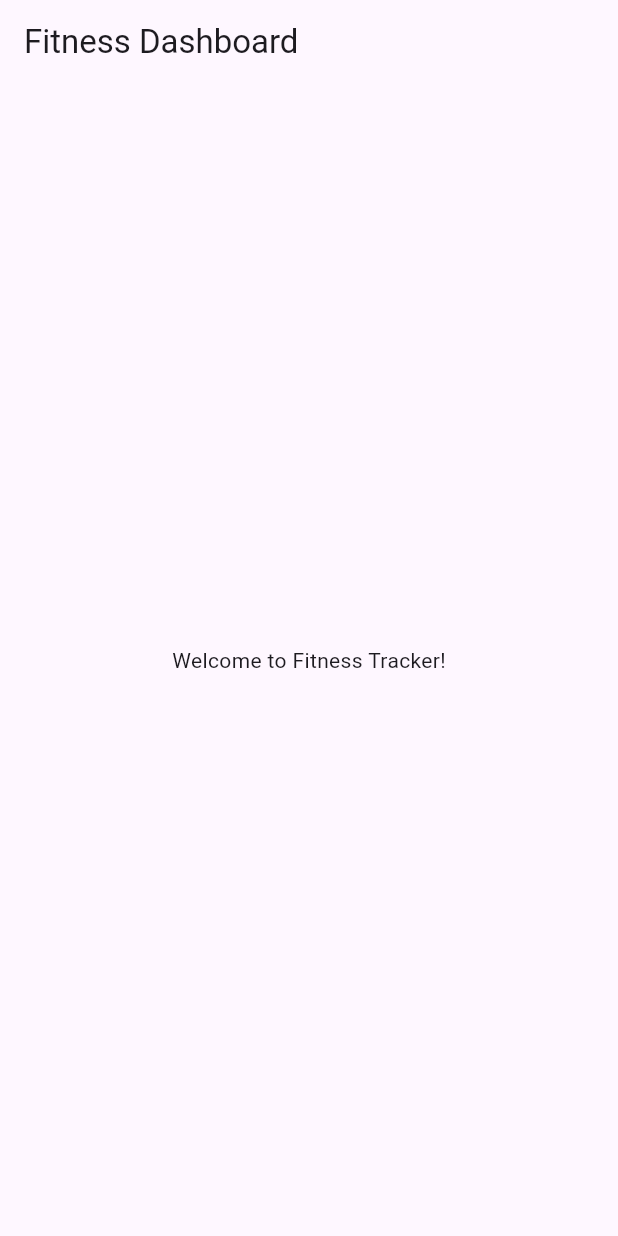
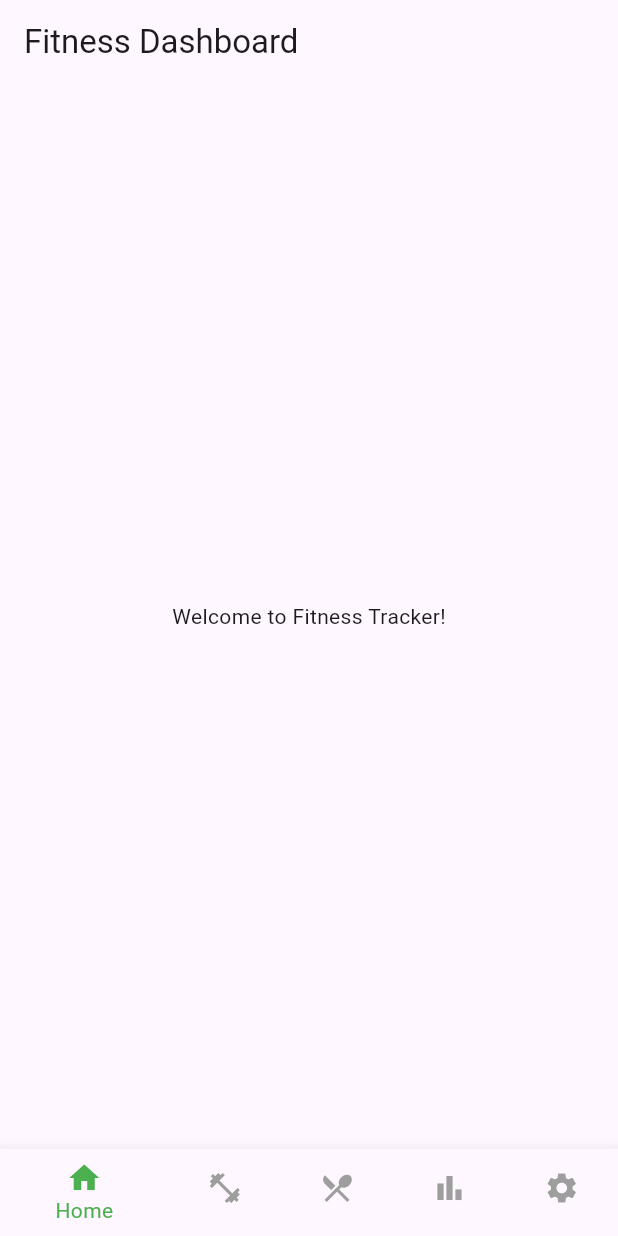
Before and after one commit to 002891677/Group_Project1, a Flutter app: the screen it shows after launch, on a phone screen of 412 x 824 dp. Run offline on Flutter 3.47's test engine with Material 3 defaults, Android fonts, the phone set to English and light mode, and no system bars.

Commit message:
feat(nav): add BottomNavController and wire it as home

```diff
--- a/lib/main.dart
+++ b/lib/main.dart
@@ -1,5 +1,5 @@
 import 'package:flutter/material.dart';
-import 'screens/home_dashboard.dart';
+import 'widgets/bottom_nav.dart';
 
 void main() => runApp(const FitnessTrackerApp());
 
@@ -11,7 +11,7 @@ class FitnessTrackerApp extends StatelessWidget {
     return MaterialApp(
       title: 'Fitness Tracker',
       theme: ThemeData(primarySwatch: Colors.green),
-      home: const HomeDashboard(),
+      home: const BottomNavController(),
       debugShowCheckedModeBanner: false,
     );
   }
--- /dev/null
+++ b/lib/widgets/bottom_nav.dart
@@ -0,0 +1,56 @@
+import 'package:flutter/material.dart';
+import '../screens/home_dashboard.dart';
+import '../screens/workout_log.dart';
+import '../screens/calorie_tracker.dart';
+import '../screens/progress_tracker.dart';
+import '../screens/settings_reminders.dart';
+
+class BottomNavController extends StatefulWidget {
+  const BottomNavController({super.key});
+  @override
+  State<BottomNavController> createState() => _BottomNavControllerState();
+}
+
+class _BottomNavControllerState extends State<BottomNavController> {
+  int _currentIndex = 0;
+
+  final List<Widget> _screens = const [
+    HomeDashboard(),
+    WorkoutLogScreen(),
+    CalorieTrackerScreen(),
+    ProgressTrackerScreen(),
+    SettingsRemindersScreen(),
+  ];
+
+  @override
+  Widget build(BuildContext context) {
+    return Scaffold(
+      body: _screens[_currentIndex],
+      bottomNavigationBar: BottomNavigationBar(
+        currentIndex: _currentIndex,
+        onTap: (i) => setState(() => _currentIndex = i),
+        selectedItemColor: Colors.green,
+        unselectedItemColor: Colors.grey,
+        items: const [
+          BottomNavigationBarItem(icon: Icon(Icons.home), label: "Home"),
+          BottomNavigationBarItem(
+            icon: Icon(Icons.fitness_center),
+            label: "Workout",
+          ),
+          BottomNavigationBarItem(
+            icon: Icon(Icons.local_dining),
+            label: "Calories",
+          ),
+          BottomNavigationBarItem(
+            icon: Icon(Icons.bar_chart),
+            label: "Progress",
+          ),
+          BottomNavigationBarItem(
+            icon: Icon(Icons.settings),
+            label: "Settings",
+          ),
+        ],
+      ),
+    );
+  }
+}
```
